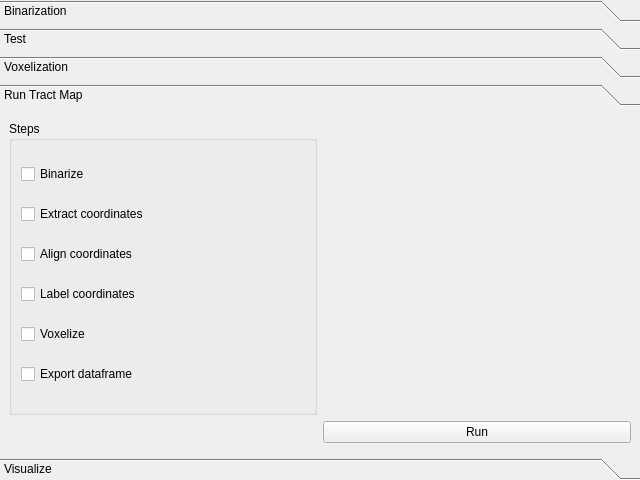
Before: the Qt Designer form ClearMap/gui/creator/tract_map_params.ui in ClearAnatomics/ClearMap, drawn with Qt 5.
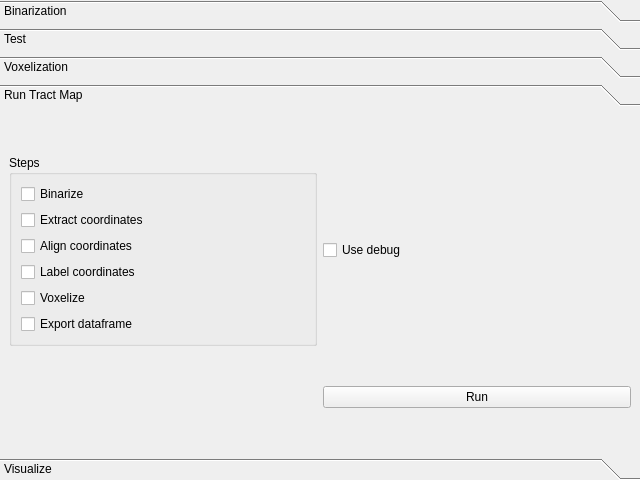
After: the same form once the commit is applied. The open tabs and pages were chosen to show the change. Icons and pictures are not drawn.

Commit message: IMPROVEMENT: CLeans up tract_map interface to keep identical interface for steps for debug and global run

What changed in the file:
```diff
--- a/ClearMap/gui/creator/tract_map_params.ui
+++ b/ClearMap/gui/creator/tract_map_params.ui
@@ -489,6 +489,13 @@
          </property>
         </widget>
        </item>
+       <item row="0" column="1">
+        <widget class="QCheckBox" name="tractMapStepsUseDebugCheckBox">
+         <property name="text">
+          <string>Use debug</string>
+         </property>
+        </widget>
+       </item>
       </layout>
      </widget>
      <widget class="QWidget" name="page_5">
```
Left out of the diff: 4 changed lines with no effect on the pictures. The commit also changes 1 other file.
